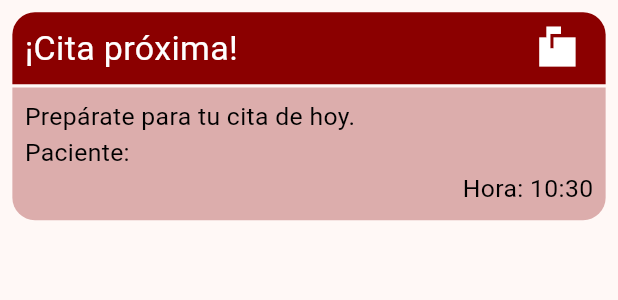
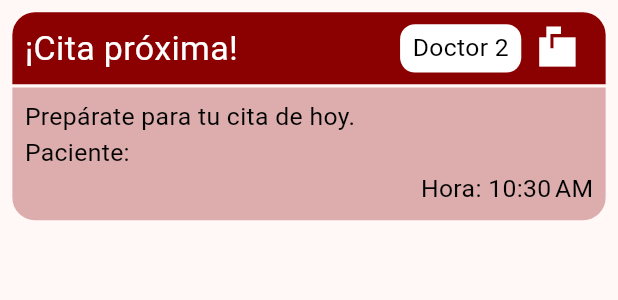
Before and after one commit to aalcolea/BeauteApp, a Flutter app: the NotiCards widget shown alone on an empty page, opened directly with empty values, on a phone screen of 412 x 824 dp. Shown: the top 300 px of the screen. Run offline on Flutter 3.47's test engine with Material 3 defaults, Android fonts, the phone set to English and light mode, and no system bars; our stand-ins replace firebase_core, firebase_messaging, flutter_blue, flutter_keyboard_visibility, flutter_secure_storage, flutter_slidable and 7 more; missing offline and left inert: alphabet_list_view, dart:ffi, jaguar_jwt, qr_code_scanner, soundpool; accounts and stored records are empty; network calls fail.

Commit message:
ChangesNoti

```diff
--- a/lib/agenda/calendar/calendarSchedule.dart
+++ b/lib/agenda/calendar/calendarSchedule.dart
@@ -494,7 +494,7 @@
                                             child: Text(
                                               details.date.day.toString(),
                                               style: TextStyle(
-                                                color: AppColors.lettersMultipleDrsDate.withOpacity(0.3),
+                                                color: AppColors.lettersMultipleDrsDate,
                                                 fontSize: MediaQuery.of(context).size.width * 0.06,
                                               ),
                                             ),
--- a/lib/agenda/utils/sliverlist/notiCards.dart
+++ b/lib/agenda/utils/sliverlist/notiCards.dart
@@ -1,10 +1,9 @@
-import 'package:flutter/cupertino.dart';
 import 'package:flutter/material.dart';
+import 'package:intl/intl.dart';
 import 'package:shared_preferences/shared_preferences.dart';
 import 'dart:convert';
 import '../../calendar/calendarSchedule.dart';
 import 'package:http/http.dart' as http;
-
 import '../../themes/colors.dart';
 
 Future<List<Appointment2>> fetchAppointmentsByDate(int id, String date) async {
@@ -52,6 +51,7 @@
 class _NotiCardsState extends State<NotiCards> {
   late bool isRead;
   final _keyNoti = GlobalKey<FormState>();
+  String hour = '';
 
   Future<void> readNotification(int appointmentId) async {
     const baseUrl =
@@ -111,22 +111,24 @@
     }
   }
 
+  String formatTime(DateTime dateTime) {
+    return DateFormat.jm().format(dateTime);
+  }
+
+  bool isToday(DateTime appointmentDate) {
+    DateTime now = DateTime.now();
+    return appointmentDate.year == now.year &&
+        appointmentDate.month == now.month &&
+        appointmentDate.day == now.day;
+  }
+
   @override
   void initState() {
     super.initState();
     isRead = widget.appointment.notificationRead!;
+    hour = formatTime(widget.appointment.appointmentDate!);
     WidgetsBinding.instance.addPostFrameCallback((_) {
-      //print('Tamaño del contenedor: ${_keyNoti.currentContext!.size}');
       widget.onCalculateHeightCard(_keyNoti.currentContext!.size!.height);
-    });
-  }
-
-  @override
-  void didChangeDependencies() {
-    // TODO: implement didChangeDependencies
-    super.didChangeDependencies();
-    WidgetsBinding.instance.addPostFrameCallback((_) {
-      //print('Tamaño del contenedorDID: ${_keyNoti.currentContext!.size}');
     });
   }
 
@@ -166,6 +168,21 @@
                         color: !isRead ? Colors.white : Colors.white,
                       ),
                     ),
+                    const Spacer(),
+                    Visibility(
+                      visible: true,
+                      child: Container(
+                      padding: EdgeInsets.symmetric(horizontal: MediaQuery.of(context).size.width * 0.02,
+                          vertical: MediaQuery.of(context).size.width * 0.01
+                      ),
+                      decoration: const BoxDecoration(
+                          borderRadius: BorderRadius.all(Radius.circular(10)),
+                          color: Colors.white
+                      ),
+                      child: Text( widget.appointment.doctorId == 1 ? 'Doctor 1' : 'Doctor 2',
+                        style: TextStyle(fontSize: MediaQuery.of(context).size.width * 0.04,
+                        color: isRead ? Colors.black.withOpacity(0.3) : Colors.black),),
+                    ),),
                     Row(
                       children: [
                         IconButton(
@@ -173,8 +190,7 @@
                           onPressed: isRead == false
                               ? () async {
                                   try {
-                                    await readNotification(
-                                        widget.appointment.id!);
+                                    await readNotification(widget.appointment.id!);
                                     setState(() {
                                       isRead = true;
                                     });
@@ -194,26 +210,21 @@
                                   }
                                 },
                           icon: Icon(
-                            isRead
-                                ? Icons.mark_email_read_outlined
-                                : Icons.markunread_mailbox_sharp,
+                            isRead ? Icons.mark_email_read_outlined : Icons.markunread_mailbox_sharp,
                             color: Colors.white,
                             size: MediaQuery.of(context).size.width * 0.07,
-                          ),
-                        ),
-                      ],
-                    ),
-                  ],
-                ),
-              ),
-              Container(
+                          ))
+                      ])
+
+                    ])),
+            Container(
                 padding:
                     EdgeInsets.all(MediaQuery.of(context).size.height * 0.01),
                 decoration: BoxDecoration(
                   color: !isRead
                       ? AppColors.primaryColor.withOpacity(0.3)
                       : AppColors.primaryColor.withOpacity(0.1),
-                  borderRadius: BorderRadius.only(
+                  borderRadius: const BorderRadius.only(
                     bottomLeft: Radius.circular(15),
                     bottomRight: Radius.circular(15),
                   ),
@@ -224,17 +235,13 @@
                       mainAxisAlignment: MainAxisAlignment.start,
                       children: [
                         Text(
-                          'Prepárate para tu cita de hoy.',
+                            isToday(widget.appointment.appointmentDate!) ? 'Prepárate para tu cita de hoy.' : 'Prepárate para tu cita de mañana.',
                           style: TextStyle(
-                            fontSize: MediaQuery.of(context).size.width * 0.04,
-                            color: !isRead
-                                ? Colors.black
-                                : Colors.white.withOpacity(0.75),
-                          ),
-                        ),
-                      ],
-                    ),
-                    Row(
+                          fontSize: MediaQuery.of(context).size.width * 0.04,
+                          color: !isRead ? Colors.black : Colors.white.withOpacity(0.75),
+                        ))
+                  ]),
+                  Row(
                       mainAxisAlignment: MainAxisAlignment.start,
                       children: [
                         Text(
@@ -253,11 +260,9 @@
                             color: !isRead
                                 ? Colors.black
                                 : Colors.white.withOpacity(0.75),
-                          ),
-                        ),
-                      ],
-                    ),
-                    Row(
+                        ))
+                  ]),
+                  Row(
                       mainAxisAlignment: MainAxisAlignment.end,
                       children: [
                         Text(
@@ -269,22 +274,15 @@
                         ),
                         Text(
                           widget.appointment.appointmentDate != null
-                              ? '${widget.appointment.appointmentDate!.hour}:${widget.appointment.appointmentDate!.minute}'
+                              ? hour
                               : 'Desconocido',
                           style: TextStyle(
                             fontSize: MediaQuery.of(context).size.width * 0.04,
-                            color: !isRead ? Colors.black : Colors.white,
-                          ),
-                        ),
-                      ],
-                    ),
-                  ],
-                ),
-              ),
-            ],
-          ),
-        ),
-      ],
-    );
+                          color: !isRead ? Colors.black : Colors.white,
+                        ))
+                  ])
+                ]))
+          ]))
+    ]);
   }
 }
--- a/lib/agenda/views/admin/forTodayModal.dart
+++ b/lib/agenda/views/admin/forTodayModal.dart
@@ -7,6 +7,7 @@
 import '../../utils/sliverlist/notiCards.dart';
 
 class Fortodaymodal extends StatefulWidget {
+
   @override
   _FortodaymodalState createState() => _FortodaymodalState();
 
```
